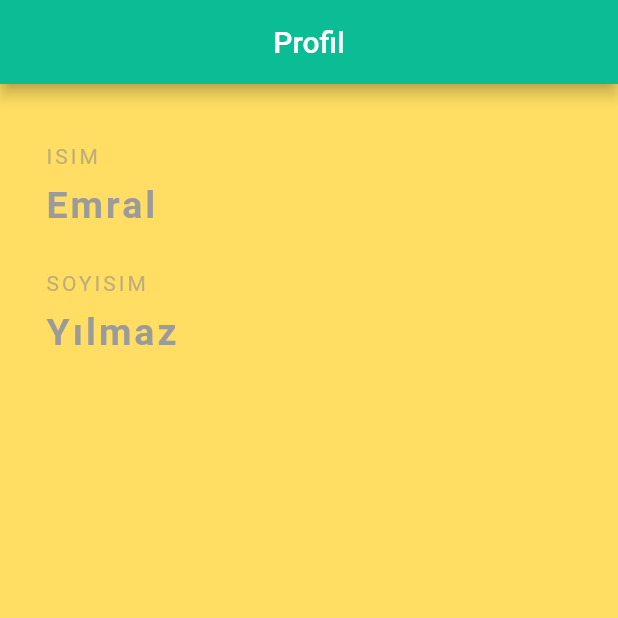
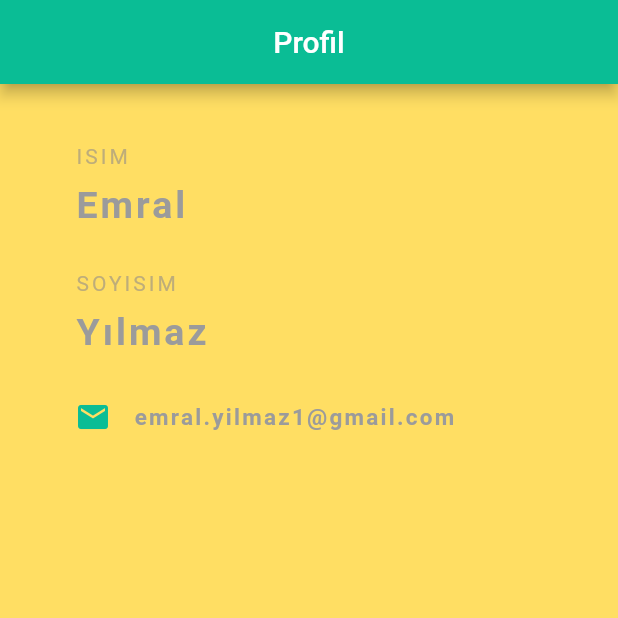
Before and after one commit to emralyilmaz/training_profil_uygulamasi, a Flutter app: the screen it shows after launch, on a phone screen of 412 x 824 dp, the top half of it. Run offline on Flutter 3.47's test engine with Material 2 defaults, Android fonts, the phone set to English and light mode, and no system bars.

Commit message:
row_widget

```diff
--- a/lib/main.dart
+++ b/lib/main.dart
@@ -17,7 +17,7 @@ class Profil extends StatelessWidget {
       ),
       backgroundColor: Color.fromRGBO(255, 222, 99, 1),
       body: Padding(
-        padding: EdgeInsets.fromLTRB(30, 40, 30, 0),
+        padding: EdgeInsets.fromLTRB(50, 40, 30, 0),
         child: Column(
           crossAxisAlignment: CrossAxisAlignment.start,
           children: <Widget>[
@@ -54,6 +54,24 @@ class Profil extends StatelessWidget {
                   fontSize: 25.0,
                   fontWeight: FontWeight.bold),
             ),
+            SizedBox(height: 30),
+            Row(
+              children: <Widget>[
+                Icon(
+                  Icons.email,
+                  color: Color.fromRGBO(10, 189, 149, 1),
+                ),
+                SizedBox(width: 15),
+                Text(
+                  "emral.yilmaz1@gmail.com",
+                  style: TextStyle(
+                      color: Color.fromRGBO(155, 155, 155, 1),
+                      fontSize: 15.0,
+                      fontWeight: FontWeight.bold,
+                      letterSpacing: 1.5),
+                )
+              ],
+            )
           ],
         ),
       ),
```
